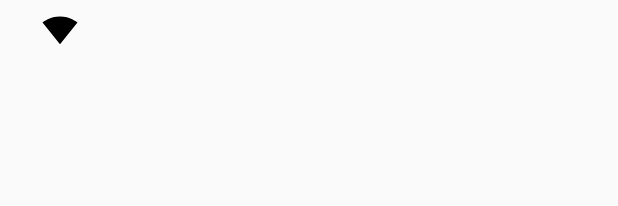
After one commit to lucianPaul97/MComm, an Android app: the layout list_item_layout.xml on its own in the app's theme, with its tools: preview values and no code run, on a phone screen of 412 x 824 dp. The commit adds this screen. Shown: the top 206 px of the screen. Run offline under Robolectric (Android 15) with nearby library versions, the phone set to English and light mode, and no system bars.

Commit message:
Small update

```diff
--- a/MComm/app/src/main/java/com/example/mcomm/WiFiDirectBroadcastReceiver.java
+++ b/MComm/app/src/main/java/com/example/mcomm/WiFiDirectBroadcastReceiver.java
@@ -37,6 +37,10 @@ public class WiFiDirectBroadcastReceiver extends BroadcastReceiver {
 
         }else if(WifiP2pManager.WIFI_P2P_PEERS_CHANGED_ACTION.equals(action))
         {
+            if(mManager != null)
+            {
+                mManager.requestPeers(mChannel, mActivity.peerListListener);
+            }
 
         }else if(WifiP2pManager.WIFI_P2P_CONNECTION_CHANGED_ACTION.equals(action))
         {
--- /dev/null
+++ b/MComm/app/src/main/res/drawable/ic_signal_wifi_4_bar_black_24dp.xml
@@ -0,0 +1,9 @@
+<vector xmlns:android="http://schemas.android.com/apk/res/android"
+        android:width="24dp"
+        android:height="24dp"
+        android:viewportWidth="24.0"
+        android:viewportHeight="24.0">
+    <path
+        android:fillColor="#FF000000"
+        android:pathData="M12.01,21.49L23.64,7c-0.45,-0.34 -4.93,-4 -11.64,-4C5.28,3 0.81,6.66 0.36,7l11.63,14.49 0.01,0.01 0.01,-0.01z"/>
+</vector>
--- a/MComm/app/src/main/res/layout/activity_main.xml
+++ b/MComm/app/src/main/res/layout/activity_main.xml
@@ -21,7 +21,7 @@
         app:layout_constraintVertical_bias="0.106" />
 
     <Button
-        android:id="@+id/button"
+        android:id="@+id/discoverButton"
         android:layout_width="161dp"
         android:layout_height="59dp"
         android:backgroundTint="@android:color/holo_blue_dark"
--- /dev/null
+++ b/MComm/app/src/main/res/layout/list_item_layout.xml
@@ -0,0 +1,23 @@
+<?xml version="1.0" encoding="utf-8"?>
+<LinearLayout
+    xmlns:android="http://schemas.android.com/apk/res/android" android:layout_width="match_parent"
+    android:layout_height="match_parent"
+    android:orientation="horizontal"
+    android:padding="8dp">
+
+    <ImageView
+        android:id="@+id/itemIcon"
+        android:layout_width="wrap_content"
+        android:layout_height="wrap_content"
+        android:src="@drawable/ic_signal_wifi_4_bar_black_24dp"
+        android:paddingLeft="20dp"/>
+
+    <TextView
+        android:id="@+id/itemText"
+        android:layout_width="0dp"
+        android:layout_height="wrap_content"
+        android:layout_weight="1"
+        android:textSize="18sp"
+        android:paddingLeft="20dp"/>
+
+</LinearLayout>
```
Also changed, not shown: MComm/app/src/main/java/com/example/mcomm/DevicesListAdapter.java (added, +58 -0 lines), MComm/app/src/main/java/com/example/mcomm/MainActivity.java (+70 -6 lines).
